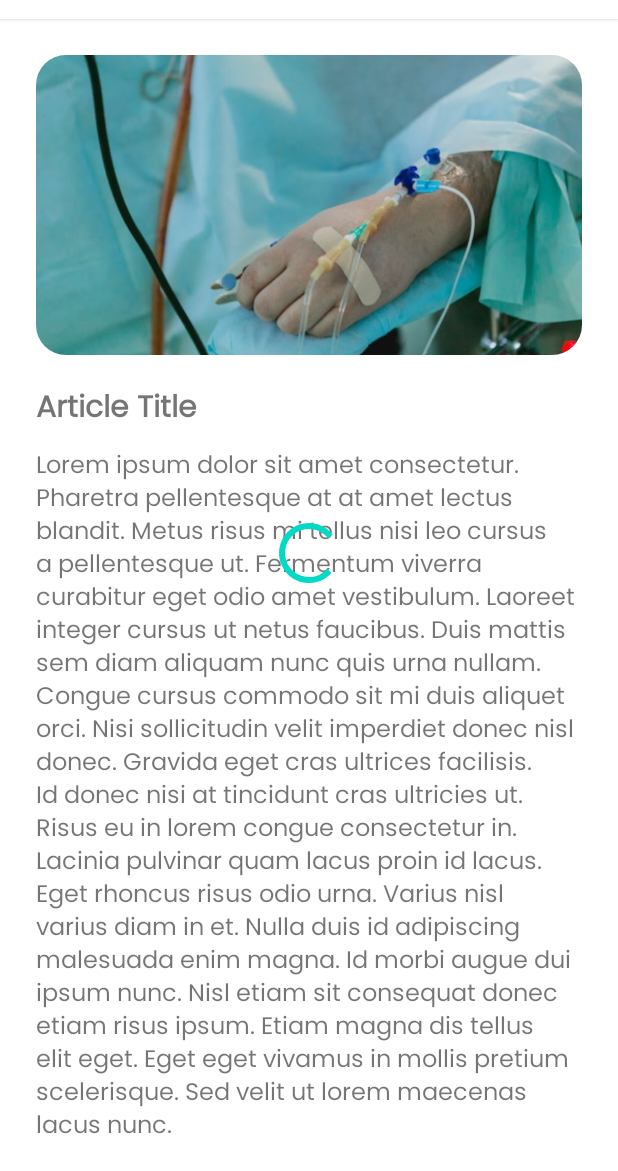
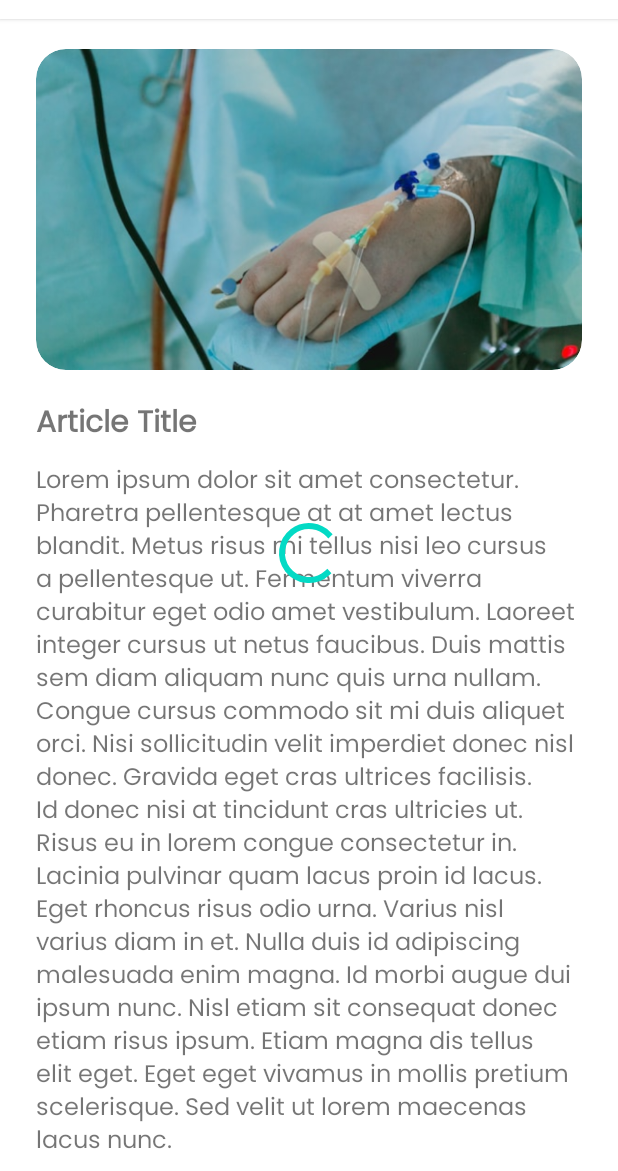
Before and after one commit to X-Detect/xdetect-md, an Android app: the layout activity_detail_article.xml on its own in the app's theme, with its tools: preview values and no code run, on a phone screen of 412 x 824 dp, the part 65-1236 px from its top. Run offline under Robolectric (Android 15) with nearby library versions, the phone set to English and light mode, and no system bars.

Commit message:
add radius corner article

```diff
--- a/app/src/main/java/com/zain/xdetect/data/remote/api/ApiConfig.kt
+++ b/app/src/main/java/com/zain/xdetect/data/remote/api/ApiConfig.kt
@@ -26,6 +26,7 @@ class ApiConfig {
                 .build()
             val retrofit = Retrofit.Builder()
                 .baseUrl("https://xdetect-capstone.et.r.appspot.com/")
+//                .baseUrl("https://user-api-47y47bgawa-et.a.run.app/")
                 .addConverterFactory(GsonConverterFactory.create())
                 .client(client)
                 .build()
@@ -42,6 +43,7 @@ class ApiConfig {
                 .addInterceptor(loggingInterceptor)
                 .build()
             val retrofit = Retrofit.Builder()
+                .baseUrl("https://article-api-47y47bgawa-et.a.run.app/")
 //                .baseUrl("")
                 .addConverterFactory(GsonConverterFactory.create())
                 .client(client)
--- a/app/src/main/res/layout/activity_detail_article.xml
+++ b/app/src/main/res/layout/activity_detail_article.xml
@@ -20,20 +20,22 @@
             android:layout_width="match_parent"
             android:layout_height="wrap_content">
 
-            <ImageView
+            <com.google.android.material.imageview.ShapeableImageView
                 android:id="@+id/img_article"
                 android:layout_width="match_parent"
-                android:layout_height="200dp"
+                android:layout_height="wrap_content"
                 android:layout_marginStart="24dp"
-                android:layout_marginTop="24dp"
+                android:layout_marginTop="20dp"
                 android:layout_marginEnd="24dp"
-                android:background="@drawable/rounded_corner_20_white"
+                android:adjustViewBounds="true"
+                android:background="@color/white"
                 android:clipToOutline="true"
-                android:scaleType="centerCrop"
+                android:scaleType="fitCenter"
                 android:src="@drawable/img_detail_article"
                 app:layout_constraintEnd_toEndOf="parent"
                 app:layout_constraintStart_toStartOf="parent"
-                app:layout_constraintTop_toTopOf="parent" />
+                app:layout_constraintTop_toTopOf="parent"
+                app:shapeAppearanceOverlay="@style/roundedCorner20"/>
 
             <TextView
                 android:id="@+id/tv_title_article"
```
Also changed, not shown: app/src/main/res/layout/item_article.xml (+7 -4 lines).
